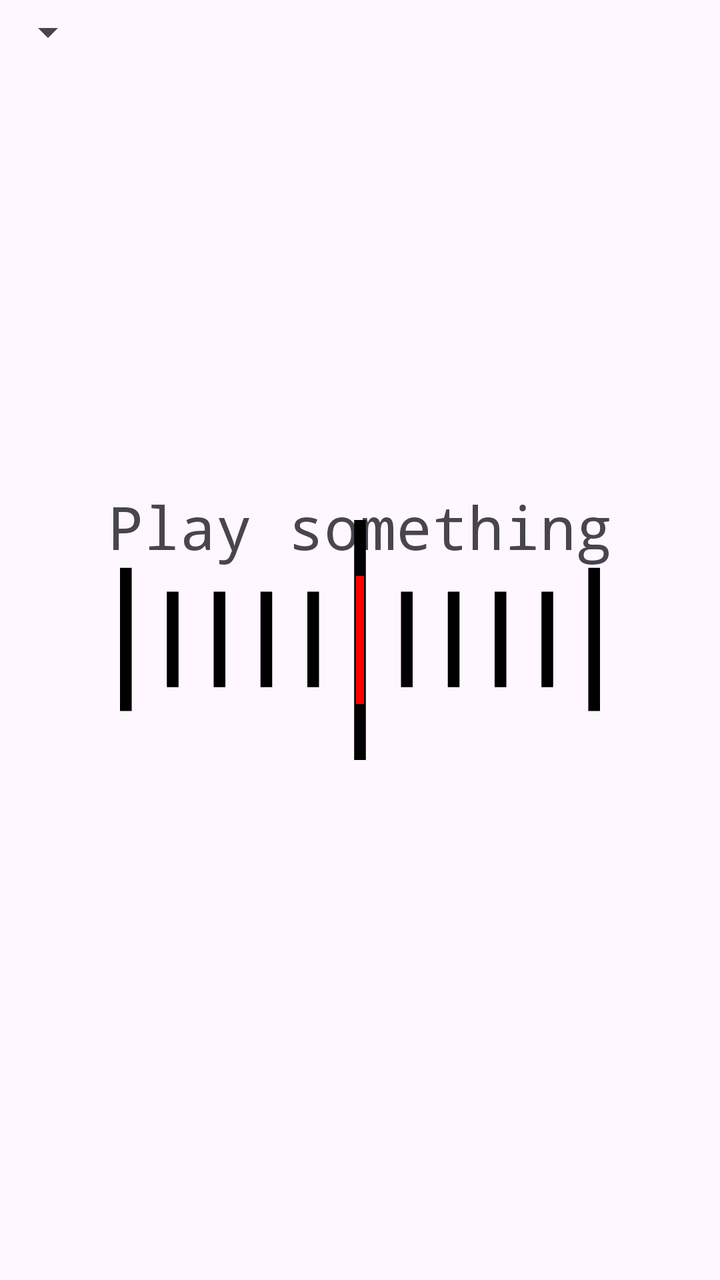
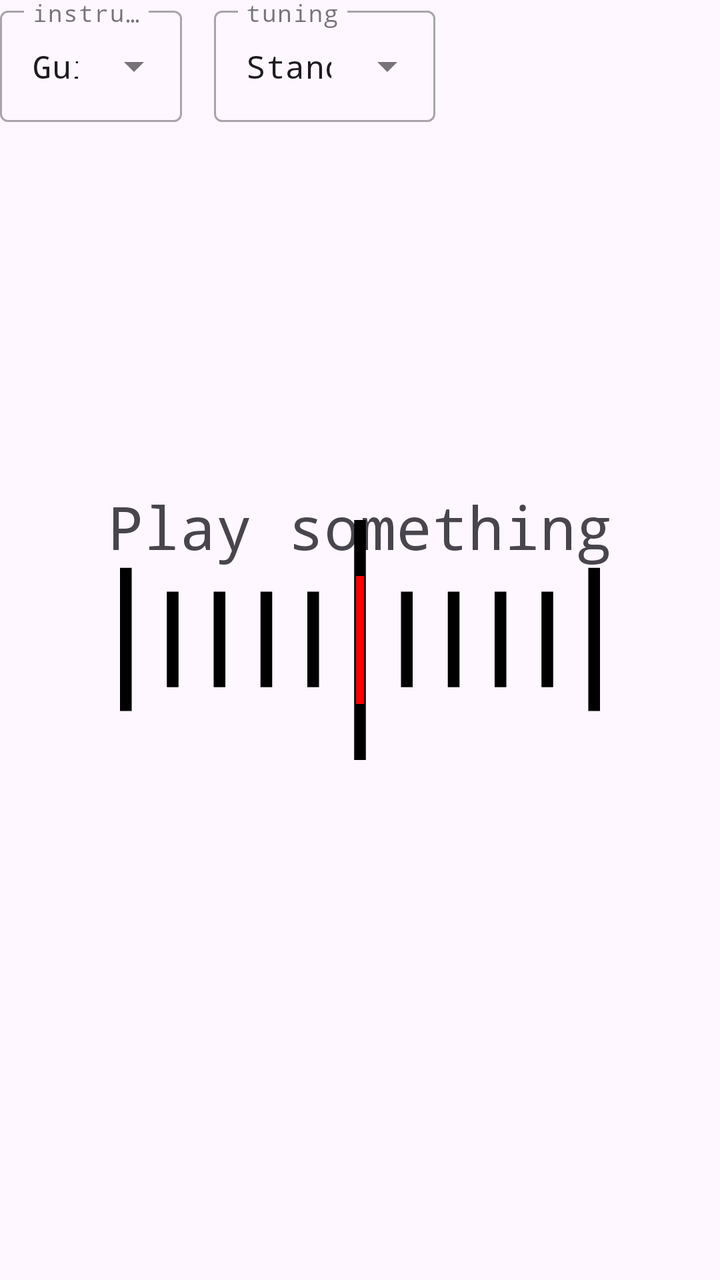

Compare the two renders of this Android layout. The source of the first and the diff that turns it into the second are given below.
<!-- AndroidManifest.xml: application theme Theme.AuroraTuner -->
<!-- res/layout/fragment_tuner.xml -->
<?xml version="1.0" encoding="utf-8"?>
<androidx.constraintlayout.widget.ConstraintLayout xmlns:android="http://schemas.android.com/apk/res/android"
    xmlns:app="http://schemas.android.com/apk/res-auto"
    xmlns:tools="http://schemas.android.com/tools"
    android:id="@+id/tuner_constraint_layout"
    android:layout_width="match_parent"
    android:layout_height="match_parent"
    tools:context=".TunerFragment">

    

    <TextView
        android:id="@+id/note_text"
        android:layout_width="wrap_content"
        android:layout_height="wrap_content"
        android:layout_marginTop="243dp"
        android:fontFamily="monospace"
        android:maxLines="1"
        android:text="@string/note_text_placeholder"
        android:textAlignment="center"
        android:textSize="30sp"
        app:layout_constraintEnd_toEndOf="parent"
        app:layout_constraintStart_toStartOf="parent"
        app:layout_constraintTop_toTopOf="parent" />

    <TextView
        android:id="@+id/delta_text"
        android:layout_width="wrap_content"
        android:layout_height="wrap_content"
        android:fontFamily="monospace"
        android:textAlignment="center"
        android:textSize="30sp"
        app:layout_constraintBottom_toBottomOf="parent"
        app:layout_constraintEnd_toEndOf="parent"
        app:layout_constraintHorizontal_bias="0.498"
        app:layout_constraintStart_toStartOf="parent"
        app:layout_constraintTop_toTopOf="parent"
        app:layout_constraintVertical_bias="0.649" />

    <ImageView
        android:id="@+id/measure"
        android:layout_width="300dp"
        android:layout_height="120dp"
        android:contentDescription="@string/measure_description"
        android:src="@drawable/measure"
        app:layout_constraintBottom_toBottomOf="parent"
        app:layout_constraintEnd_toEndOf="parent"
        app:layout_constraintStart_toStartOf="parent"
        app:layout_constraintTop_toTopOf="parent" />

    <ImageView
        android:id="@+id/measure_line"
        android:layout_width="4dp"
        android:layout_height="120dp"
        android:contentDescription="@string/measure_line_description"
        android:src="@drawable/measure_line"
        app:layout_constraintBottom_toBottomOf="parent"
        app:layout_constraintEnd_toEndOf="@+id/measure"
        app:layout_constraintStart_toStartOf="@+id/measure"
        app:layout_constraintTop_toTopOf="parent" />

    <Spinner
        android:id="@+id/instrument_selection_spinner"
        android:layout_width="wrap_content"
        android:layout_height="wrap_content"
        android:minHeight="32dp"
        app:layout_constraintBottom_toBottomOf="parent"
        app:layout_constraintEnd_toEndOf="parent"
        app:layout_constraintHorizontal_bias="0.0"
        app:layout_constraintStart_toStartOf="parent"
        app:layout_constraintTop_toTopOf="parent"
        app:layout_constraintVertical_bias="0.0" />

</androidx.constraintlayout.widget.ConstraintLayout>
<!-- resources referenced by this layout -->
<resources>
  <!-- drawable measure (drawable) -->
  <vector xmlns:android="http://schemas.android.com/apk/res/android"
      android:width="200dp"
      android:height="100dp"
      android:viewportWidth="410"
      android:viewportHeight="201">
      <path
          android:fillColor="@color/measureColor"
          android:name="Rectangle 1"
          android:pathData="m200 0h10v201h-10v-201z" />
      <path
          android:fillColor="@color/measureColor"
          android:name="Rectangle 2"
          android:pathData="m240 60h10v80h-10v-80z" />
      <path
          android:fillColor="@color/measureColor"
          android:name="Rectangle 3"
          android:pathData="m280 60h10v80h-10v-80z" />
      <path
          android:fillColor="@color/measureColor"
          android:name="Rectangle 4"
          android:pathData="m320 60h10v80h-10v-80z" />
      <path
          android:fillColor="@color/measureColor"
          android:name="Rectangle 5"
          android:pathData="m360 60h10v80h-10v-80z" />
      <path
          android:fillColor="@color/measureColor"
          android:name="Rectangle 6"
          android:pathData="m400 40h10v120h-10v-120z" />
      <path
          android:fillColor="@color/measureColor"
          android:name="Rectangle 7"
          android:pathData="m160 60h10v80h-10v-80z" />
      <path
          android:fillColor="@color/measureColor"
          android:name="Rectangle 8"
          android:pathData="m40 60h10v80h-10v-80z" />
      <path
          android:fillColor="@color/measureColor"
          android:name="Rectangle 9"
          android:pathData="m80 60h10v80h-10v-80z" />
      <path
          android:fillColor="@color/measureColor"
          android:name="Rectangle 10"
          android:pathData="m120 60h10v80h-10v-80z" />
      <path
          android:fillColor="@color/measureColor"
          android:name="Rectangle 11"
          android:pathData="m0 40h10v120h-10v-120z" />
  </vector>
  <!-- drawable measure_line (drawable) -->
  <vector xmlns:android="http://schemas.android.com/apk/res/android"
      android:width="5dp"
      android:height="80dp"
      android:viewportWidth="5"
      android:viewportHeight="80">
      <path
          android:fillColor="@color/measureLineColorDefault"
          android:name="Rectangle 1"
          android:pathData="m0 0h5v80h-5v-80z" />
  </vector>
  <string name="measure_description">musical note measure</string>
  <string name="measure_line_description">current deviation from note</string>
  <string name="note_text_placeholder">Play something</string>
  <style name="Theme.AuroraTuner" parent="Base.Theme.AuroraTuner" />
  <color name="measureColor">@color/black</color>
  <color name="measureLineColorDefault">#FF0000</color>
  <style name="Base.Theme.AuroraTuner" parent="Theme.Material3.DayNight.NoActionBar">
          
          
          <item name="android:navigationBarColor">@color/white</item>
          <item name="colorPrimaryDark">@color/white</item>
      </style>
  <color name="black">#FF000000</color>
  <color name="white">#FFFFFFFF</color>
</resources>

<!-- the commit's change to res/layout/fragment_tuner.xml (unified diff, before → after) -->
@@ -59,16 +59,50 @@
         app:layout_constraintStart_toStartOf="@+id/measure"
         app:layout_constraintTop_toTopOf="parent" />
 
-    <Spinner
-        android:id="@+id/instrument_selection_spinner"
+    <com.google.android.material.textfield.TextInputLayout
+        android:id="@+id/instrument_selection"
+        style="@style/Widget.MaterialComponents.TextInputLayout.OutlinedBox.ExposedDropdownMenu"
         android:layout_width="wrap_content"
         android:layout_height="wrap_content"
-        android:minHeight="32dp"
         app:layout_constraintBottom_toBottomOf="parent"
         app:layout_constraintEnd_toEndOf="parent"
         app:layout_constraintHorizontal_bias="0.0"
         app:layout_constraintStart_toStartOf="parent"
         app:layout_constraintTop_toTopOf="parent"
-        app:layout_constraintVertical_bias="0.0" />
+        android:hint="@string/instrument_selector_hint"
+        app:layout_constraintVertical_bias="0.0">
+
+        <AutoCompleteTextView
+            android:id="@+id/instrument_selection_dropdown"
+            android:layout_width="match_parent"
+            android:layout_height="match_parent"
+            android:inputType="none"
+            android:fontFamily="monospace"
+            android:textSize="16sp"
+            android:text="@string/instrument_guitar" />
+    </com.google.android.material.textfield.TextInputLayout>
+
+    <com.google.android.material.textfield.TextInputLayout
+        android:id="@+id/tuning_selection"
+        style="@style/Widget.MaterialComponents.TextInputLayout.OutlinedBox.ExposedDropdownMenu"
+        android:layout_width="wrap_content"
+        android:layout_height="wrap_content"
+        android:hint="@string/tuning_selector_hint"
+        app:layout_constraintBottom_toBottomOf="parent"
+        app:layout_constraintEnd_toEndOf="parent"
+        app:layout_constraintHorizontal_bias="0.1"
+        app:layout_constraintStart_toEndOf="@+id/instrument_selection"
+        app:layout_constraintTop_toTopOf="parent"
+        app:layout_constraintVertical_bias="0.0">
+
+        <AutoCompleteTextView
+            android:id="@+id/tuning_selection_dropdown"
+            android:layout_width="match_parent"
+            android:layout_height="match_parent"
+            android:fontFamily="monospace"
+            android:inputType="none"
+            android:text="@string/standard_tuning"
+            android:textSize="16sp" />
+    </com.google.android.material.textfield.TextInputLayout>
 
 </androidx.constraintlayout.widget.ConstraintLayout>
<!-- resource entries referenced after the edit -->
@@ -62,9 +62,13 @@
           android:name="Rectangle 1"
           android:pathData="m0 0h5v80h-5v-80z" />
   </vector>
+  <string name="instrument_guitar">Guitar</string>
+  <string name="instrument_selector_hint">instrument</string>
   <string name="measure_description">musical note measure</string>
   <string name="measure_line_description">current deviation from note</string>
   <string name="note_text_placeholder">Play something</string>
+  <string name="standard_tuning">Standard</string>
+  <string name="tuning_selector_hint">tuning</string>
   <style name="Theme.AuroraTuner" parent="Base.Theme.AuroraTuner" />
   <color name="measureColor">@color/black</color>
   <color name="measureLineColorDefault">#FF0000</color>
